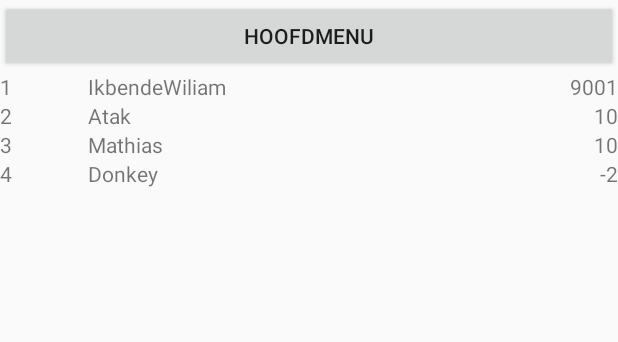
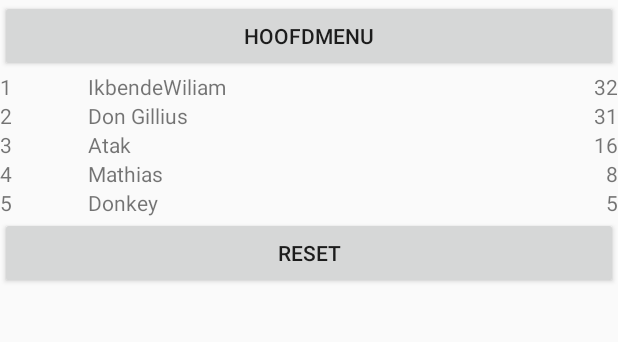
Before and after one commit to ikbendewilliam/TargitAndroid, an Android app: the fragment HighscoreFragment placed in its activity, on a phone screen of 412 x 824 dp, the part 113-455 px from its top. Run offline under Robolectric (Android 15) with nearby library versions, the phone set to English and light mode, and no system bars.

Commit message:
highscore saves (and can reset)

```diff
--- a/Targit/app/src/main/java/be/howest/nmct/targit/models/HighscoreEntry.java
+++ b/Targit/app/src/main/java/be/howest/nmct/targit/models/HighscoreEntry.java
@@ -11,6 +11,14 @@ public class HighscoreEntry {
     public HighscoreEntry(String nickname, int score) {
         this.nickname = nickname;
         this.score = score;
+    }
+
+    public HighscoreEntry(String fromString) {
+        if (!fromString.contains(";"))
+            throw new RuntimeException("fromString must contain a ';'");
+        int lastIndex = fromString.lastIndexOf(";");
+        nickname = fromString.substring(0, lastIndex);
+        score = Integer.parseInt(fromString.substring(lastIndex + 1, fromString.length()));
     }
 
     public int getScore() {
@@ -28,4 +36,9 @@ public class HighscoreEntry {
     public void setNickname(String nickname) {
         this.nickname = nickname;
     }
+
+    @Override
+    public String toString() {
+        return nickname + ";" + score;
+    }
 }
--- a/Targit/app/src/main/java/be/howest/nmct/targit/views/highscore/HighscoreActivity.java
+++ b/Targit/app/src/main/java/be/howest/nmct/targit/views/highscore/HighscoreActivity.java
@@ -16,6 +16,7 @@ import android.widget.TextView;
 
 import be.howest.nmct.targit.R;
 import be.howest.nmct.targit.bluetooth.Constants;
+import be.howest.nmct.targit.models.HighscoreEntry;
 import be.howest.nmct.targit.views.MainActivity;
 import be.howest.nmct.targit.views.ingame.GameActivity;
 import be.howest.nmct.targit.views.ingame.MemoritGameFragment;
@@ -45,7 +46,6 @@ public class HighscoreActivity extends AppCompatActivity {
 //        Log.i(Constants.TAG, "got " + intent.getExtras());
 //        Log.i(Constants.TAG, "need " + EXTRA_GAME + " and " + EXTRA_SCORE);
 //        Log.i(Constants.TAG, "result " + intent.hasExtra(EXTRA_GAME) + " and " + intent.hasExtra(EXTRA_SCORE));
-        showFragment(HighscoreFragment.newInstance(GameActivity.EXTRA_GAME_MEMORIT, GameActivity.EXTRA_DURATION_MEDIUM, null));
 
         if (intent.hasExtra(EXTRA_GAME) && intent.hasExtra(EXTRA_SCORE) && intent.hasExtra(EXTRA_CATEGORY)) {
             String gameMode = intent.getStringExtra(EXTRA_GAME);
@@ -53,7 +53,9 @@ public class HighscoreActivity extends AppCompatActivity {
             String category = intent.getStringExtra(EXTRA_CATEGORY);
             ((TextView) (findViewById(R.id.highscore_textview_score))).setText("score: " + gameScore + " in " + gameMode + " " + category);
 //                Log.i(Constants.TAG, "score: " + gameScore + " in " + gameMode + " " + category);
-            showFragment(HighscoreFragment.newInstance(gameMode, category, null));
+            showFragment(HighscoreFragment.newInstance(gameMode, category, new HighscoreEntry("new Player", gameScore)));
+        } else {
+            showFragment(HighscoreFragment.newInstance(GameActivity.EXTRA_GAME_MEMORIT, GameActivity.EXTRA_LIVES_FEW, null));
         }
 
     }
--- a/Targit/app/src/main/java/be/howest/nmct/targit/views/highscore/HighscoreFragment.java
+++ b/Targit/app/src/main/java/be/howest/nmct/targit/views/highscore/HighscoreFragment.java
@@ -11,6 +11,11 @@ import android.view.LayoutInflater;
 import android.view.View;
 import android.view.ViewGroup;
 
+import java.io.BufferedReader;
+import java.io.BufferedWriter;
+import java.io.FileReader;
+import java.io.FileWriter;
+import java.io.IOException;
 import java.util.ArrayList;
 import java.util.List;
 
@@ -18,24 +23,24 @@ import be.howest.nmct.targit.R;
 import be.howest.nmct.targit.adapters.MyArduinoButtonRecyclerViewAdapter;
 import be.howest.nmct.targit.adapters.MyHighscoreRecyclerViewAdapter;
 import be.howest.nmct.targit.bluetooth.Constants;
-import be.howest.nmct.targit.models. HighscoreEntry ;
+import be.howest.nmct.targit.models.HighscoreEntry;
 
 public class HighscoreFragment extends Fragment {
     private String mGameMode;
     private String mCategory;
-    List<HighscoreEntry> highscoreEntries;
-    private HighscoreEntry  mNewEntry;
+    List<HighscoreEntry> mHighscoreEntries;
+    private HighscoreEntry mNewEntry;
     private MyHighscoreRecyclerViewAdapter myHighscoreRecyclerViewAdapter;
 
     public HighscoreFragment() {
         // Required empty public constructor
     }
 
-    public static HighscoreFragment newInstance(String gameMode, int category,@Nullable HighscoreEntry newEntry) {
+    public static HighscoreFragment newInstance(String gameMode, int category, @Nullable HighscoreEntry newEntry) {
         return newInstance(gameMode, "" + category, newEntry);
     }
 
-    public static HighscoreFragment newInstance(String gameMode, String category,@Nullable HighscoreEntry newEntry) {
+    public static HighscoreFragment newInstance(String gameMode, String category, @Nullable HighscoreEntry newEntry) {
         HighscoreFragment fragment = new HighscoreFragment();
         fragment.mGameMode = gameMode;
         fragment.mCategory = category;
@@ -49,12 +54,30 @@ public class HighscoreFragment extends Fragment {
         // Inflate the layout for this fragment
         View view = inflater.inflate(R.layout.fragment_highscore, container, false);
 
-        highscoreEntries = new ArrayList<>();
-        highscoreEntries.add(new HighscoreEntry("IkbendeWiliam", 9001));
-        highscoreEntries.add(new HighscoreEntry("Atak", 10));
-        highscoreEntries.add(new HighscoreEntry("Mathias", 10));
-        highscoreEntries.add(new HighscoreEntry("Donkey", -2));
-        // TODO: get list
+        view.findViewById(R.id.reset).setOnClickListener(new View.OnClickListener() {
+            @Override
+            public void onClick(View v) {
+                mHighscoreEntries.clear();
+                mHighscoreEntries.add(new HighscoreEntry("IkbendeWiliam", 32));
+                mHighscoreEntries.add(new HighscoreEntry("Don Gillius", 31));
+                mHighscoreEntries.add(new HighscoreEntry("Atak", 16));
+                mHighscoreEntries.add(new HighscoreEntry("Mathias", 8));
+                mHighscoreEntries.add(new HighscoreEntry("Donkey", 5));
+                saveHighscoreToFile(mHighscoreEntries, mGameMode + "_" + mCategory);
+                myHighscoreRecyclerViewAdapter.notifyDataSetChanged();
+            }
+        });
+
+        mHighscoreEntries = getHighscoreFromFile(mGameMode + "_" + mCategory);
+
+        if (mHighscoreEntries.size() < 5) {
+            mHighscoreEntries.clear();
+            mHighscoreEntries.add(new HighscoreEntry("IkbendeWiliam", 32));
+            mHighscoreEntries.add(new HighscoreEntry("Don Gillius", 31));
+            mHighscoreEntries.add(new HighscoreEntry("Atak", 16));
+            mHighscoreEntries.add(new HighscoreEntry("Mathias", 8));
+            mHighscoreEntries.add(new HighscoreEntry("Donkey", 5));
+        }
 
         if (mNewEntry != null) {
             checkList();
@@ -62,25 +85,62 @@ public class HighscoreFragment extends Fragment {
 
         RecyclerView recyclerView = (RecyclerView) view.findViewById(R.id.highscore_recycleview);
         recyclerView.setLayoutManager(new LinearLayoutManager(getContext()));
-        myHighscoreRecyclerViewAdapter = new MyHighscoreRecyclerViewAdapter(highscoreEntries);
+        myHighscoreRecyclerViewAdapter = new MyHighscoreRecyclerViewAdapter(mHighscoreEntries);
         recyclerView.setAdapter(myHighscoreRecyclerViewAdapter);
-
-
-        // TODO: show list
 
         return view;
     }
 
     private boolean checkList() {
-        // TODO: put in list
-        // TODO: save list
-        return false; // TODO: return if added
+        if (mHighscoreEntries.size() >= 10 && mHighscoreEntries.get(mHighscoreEntries.size() - 1).getScore() >= mNewEntry.getScore())
+            return false;
+
+        if (mHighscoreEntries.size() < 10)
+            mHighscoreEntries.add(mNewEntry);
+        else
+            mHighscoreEntries.set(10, mNewEntry);
+        for (int i = mHighscoreEntries.size() - 2; i >= 0; i--) {
+            if (mHighscoreEntries.get(i).getScore() < mNewEntry.getScore()) {
+                HighscoreEntry temp = mHighscoreEntries.get(i - 1);
+                mHighscoreEntries.set(i - 1, mHighscoreEntries.get(i));
+                mHighscoreEntries.set(i, temp);
+            }
+        }
+        saveHighscoreToFile(mHighscoreEntries, mGameMode + "_" + mCategory);
+        return true;
     }
 
-    public void addEntry(HighscoreEntry newEntry)
-    {
+    public void addEntry(HighscoreEntry newEntry) {
         mNewEntry = newEntry;
         if (checkList())
             myHighscoreRecyclerViewAdapter.notifyDataSetChanged();
     }
+
+    private void saveHighscoreToFile(List<HighscoreEntry> mHighscoreEntries, String filename) {
+        try {
+            BufferedWriter writer = new BufferedWriter(new FileWriter(getContext().getFilesDir() + filename, false));
+            for (HighscoreEntry highscoreEntry : mHighscoreEntries) {
+                writer.write(highscoreEntry.toString());
+                writer.newLine();
+            }
+            writer.close();
+        } catch (IOException e) {
+            e.printStackTrace();
+        }
+    }
+
+    private List<HighscoreEntry> getHighscoreFromFile(String filename) {
+        List<HighscoreEntry> mHighscoreEntries = new ArrayList<>();
+        try {
+            BufferedReader reader = new BufferedReader(new FileReader(getContext().getFilesDir() + filename));
+            String line;
+            while ((line = reader.readLine()) != null) {
+                mHighscoreEntries.add(new HighscoreEntry(line));
+            }
+            reader.close();
+        } catch (IOException e) {
+            e.printStackTrace();
+        }
+        return mHighscoreEntries;
+    }
 }
--- a/Targit/app/src/main/res/layout/fragment_highscore.xml
+++ b/Targit/app/src/main/res/layout/fragment_highscore.xml
@@ -1,17 +1,25 @@
-<FrameLayout xmlns:android="http://schemas.android.com/apk/res/android"
+<LinearLayout xmlns:android="http://schemas.android.com/apk/res/android"
+    xmlns:app="http://schemas.android.com/apk/res-auto"
     xmlns:tools="http://schemas.android.com/tools"
     android:layout_width="match_parent"
     android:layout_height="match_parent"
-    xmlns:app="http://schemas.android.com/apk/res-auto"
+    android:orientation="vertical"
     tools:context="be.howest.nmct.targit.views.highscore.HighscoreFragment">
 
     <android.support.v7.widget.RecyclerView
         android:id="@+id/highscore_recycleview"
+        android:name="be.howest.nmct.targit.views.highscore.HighscoreFragment"
         android:layout_width="match_parent"
         android:layout_height="wrap_content"
-        android:name="be.howest.nmct.targit.views.highscore.HighscoreFragment"
         app:layoutManager="LinearLayoutManager"
         tools:context="be.howest.nmct.targit.views.highscore.HighscoreFragment"
         tools:listitem="@layout/fragment_highscore_list_item" />
 
-</FrameLayout>
+    <!--for debugging only-->
+    <Button
+        android:id="@+id/reset"
+        android:layout_width="match_parent"
+        android:layout_height="wrap_content"
+        android:text="reset"/>
+
+</LinearLayout>
```
